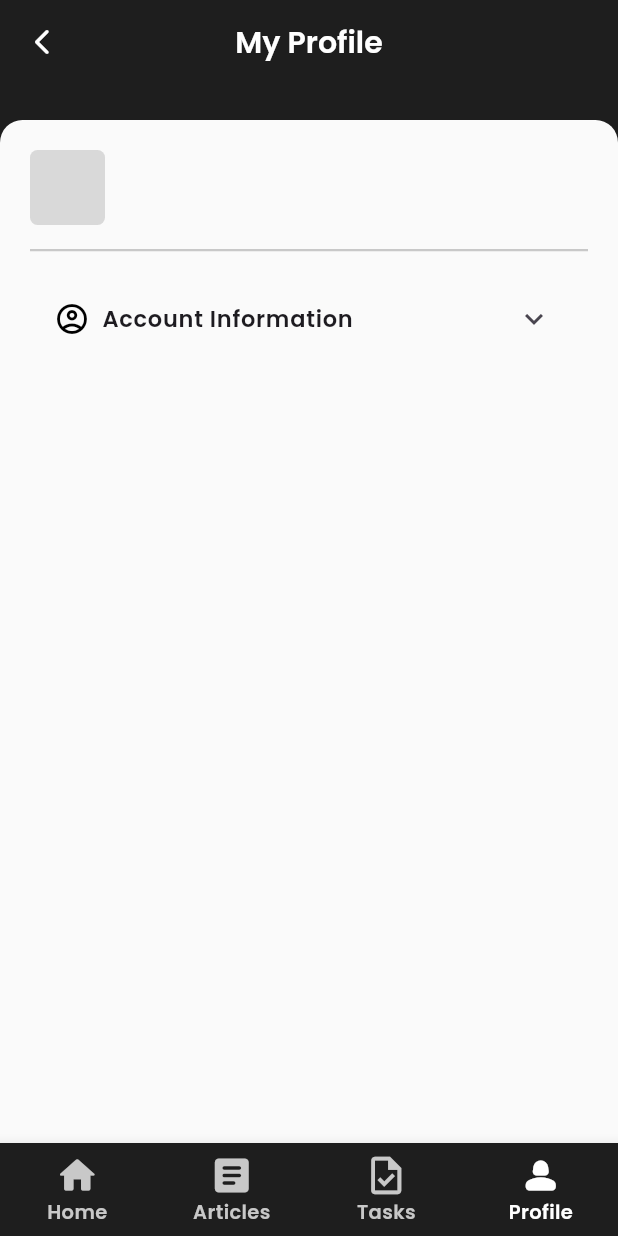
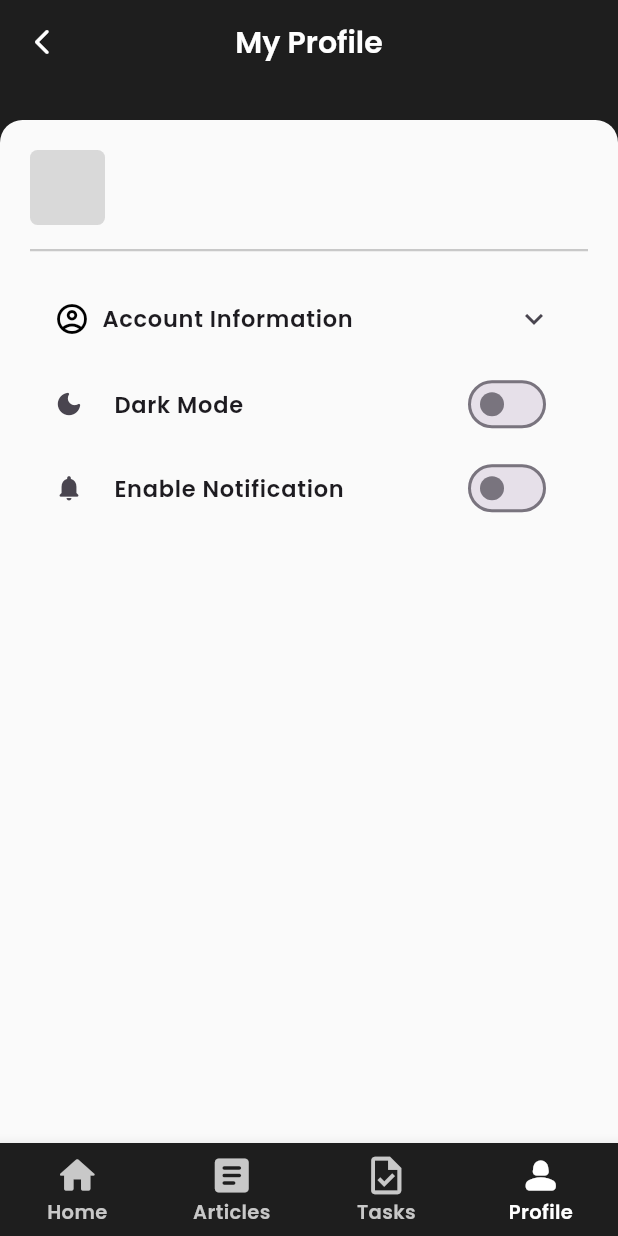
Before and after one commit to evelyn-zhan/health-mobile-app, a Flutter app: the screen it shows after launch, item 4 of the bottom bar chosen, on a phone screen of 412 x 824 dp. Run offline on Flutter 3.47's test engine with Material 3 defaults, Android fonts, the phone set to English and light mode, and no system bars; our stand-ins replace google_fonts.

Commit message:
feat: enable / disable notification

```diff
--- a/lib/screens/profile.dart
+++ b/lib/screens/profile.dart
@@ -91,14 +91,32 @@ class _ProfileState extends State<Profile> {
                                       },
                                       child: Text("Change password", style: GoogleFonts.poppins(fontSize: 12))
                                     )
-                                  ),
+                                  )
                                 ]
+                              ),
+                              ListTile(
+                                leading: Icon(Icons.dark_mode_rounded, size: 20),
+                                title: Text("Dark Mode", style: GoogleFonts.poppins(fontSize: 15, fontWeight: FontWeight.w600)),
+                                trailing: Switch(
+                                  activeColor: Color(0xFF0369A1),
+                                  value: context.watch<ProfileProvider>().isDark,
+                                  onChanged: (bool value) => context.read<ProfileProvider>().switchMode(value),
+                                )
+                              ),
+                              ListTile(
+                                leading: Icon(Icons.notifications_rounded, size: 20),
+                                title: Text("Enable Notification", style: GoogleFonts.poppins(fontSize: 15, fontWeight: FontWeight.w600)),
+                                trailing: Switch(
+                                  activeColor: Color(0xFF0369A1),
+                                  value: context.watch<ProfileProvider>().isNotificationOn,
+                                  onChanged: (bool value) => context.read<ProfileProvider>().switchNotification(value),
+                                )
                               )
                             ]
-                          ),
-                        ),
-                      ),
-                    ),
+                          )
+                        )
+                      )
+                    )
                   )
                 ]
               )
```
Also changed, not shown: lib/providers/profile_provider.dart (+12 -0 lines).
